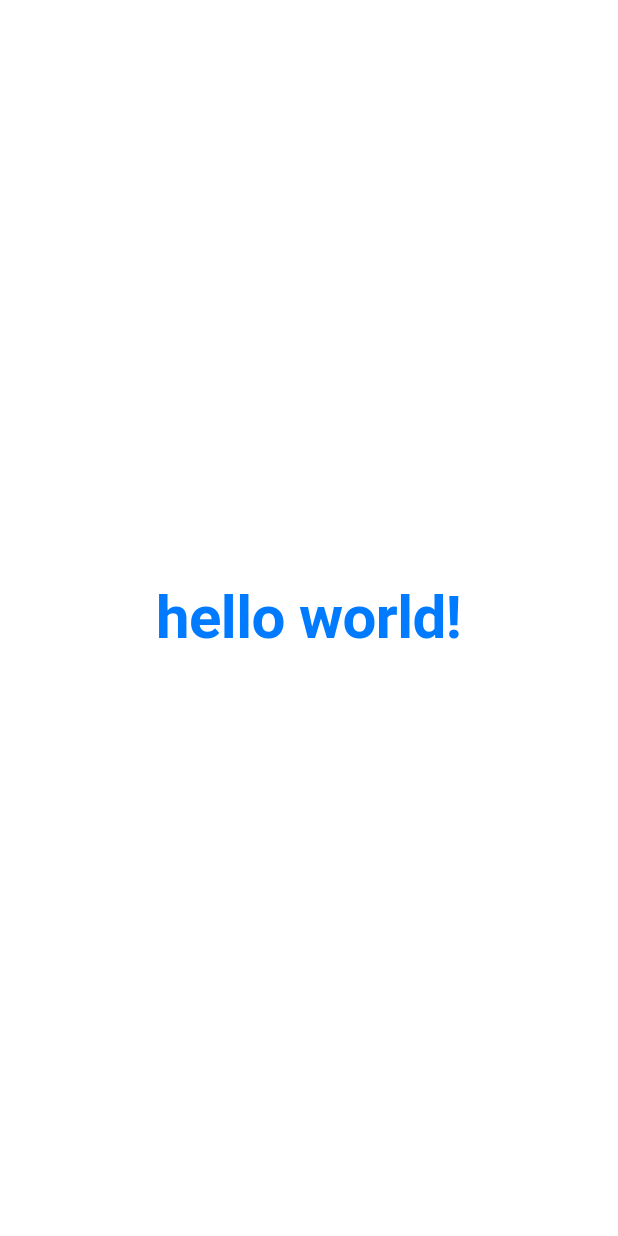
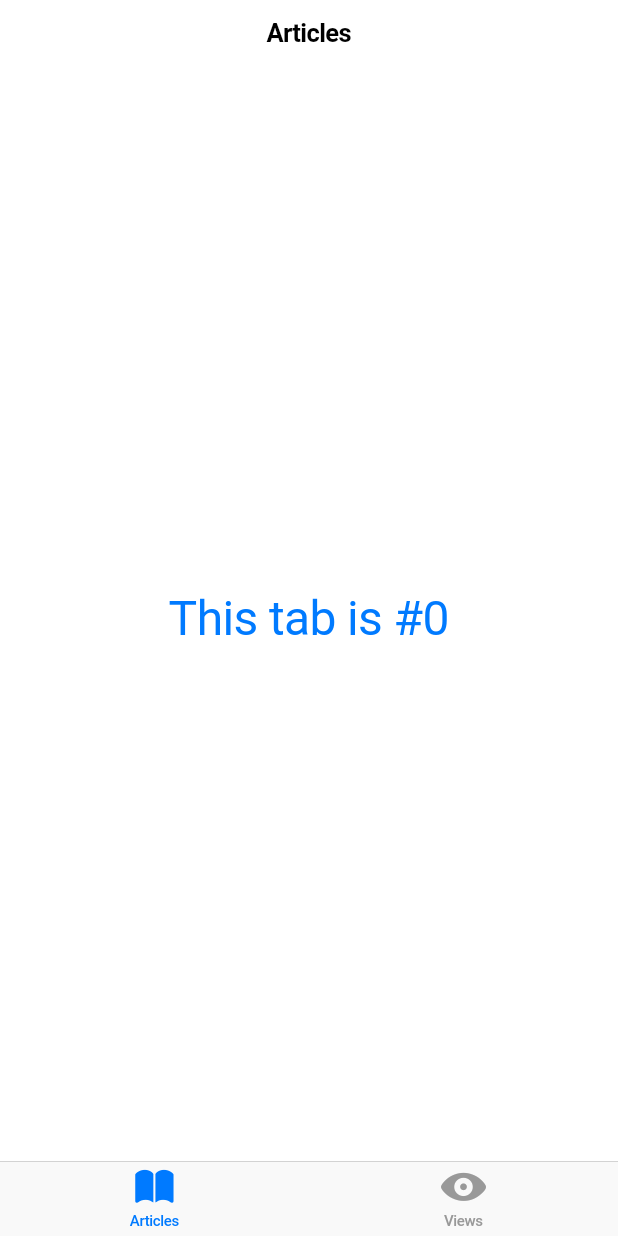
Before and after one commit to flutterlearning96/Demo_with_cupertino, a Flutter app: the screen it shows after launch, on a phone screen of 412 x 824 dp. Run offline on Flutter 3.47's test engine with Material 2 defaults, Android fonts, the phone set to English and light mode, and no system bars.

Commit message:
complete the cupertino package basic practice.

```diff
--- a/lib/main.dart
+++ b/lib/main.dart
@@ -1,6 +1,7 @@
 import 'package:flutter/material.dart';
 import 'package:flutter/cupertino.dart';
 import 'src/homeScreen.dart';
+import 'src/cuperScafoldScreen.dart';
 
 void main() => runApp(MyApp());
 
--- a/lib/src/homeScreen.dart
+++ b/lib/src/homeScreen.dart
@@ -1,12 +1,49 @@
 import 'package:flutter/cupertino.dart';
+import 'cuperScafoldScreen.dart';
 
-class HomeScreen extends StatelessWidget{
+class HomeScreen extends StatelessWidget {
   @override
-Widget build(BuildContext context){
+  Widget build(BuildContext context) {
+    return CupertinoTabScaffold(
+      tabBar: CupertinoTabBar(
+        items: [
+          BottomNavigationBarItem(
+            icon: Icon(CupertinoIcons.book_solid),
+            title: Text("Articles"),
+          ),
+          BottomNavigationBarItem(
+            icon: Icon(CupertinoIcons.eye_solid),
+            title: Text("Views"),
+          ),
+        ],
+      ),
+      tabBuilder: (context, i) {
+        return CupertinoTabView(
+          builder: (context) {
             return CupertinoPageScaffold(
+              navigationBar: CupertinoNavigationBar(
+                middle: (i == 0) ? Text('Articles') : Text("Views"),
+              ),
               child: Center(
-      child: Text("hello world!",style: CupertinoTheme.of(context).textTheme.navLargeTitleTextStyle,),
+                child: CupertinoButton(
+                  child: Text(
+                    "This tab is #$i",
+                    style: CupertinoTheme.of(context).textTheme.actionTextStyle.copyWith(fontSize: 32),
                   ),
+                  onPressed: () {
+                    Navigator.of(context).push(
+                      CupertinoPageRoute(builder: (context) {
+                        return CuperScaffoldScreen(
+                            i == 0 ? 'Articles' : 'Views');
+                      }),
+                    );
+                  },
+                ),
+              ),
+            );
+          },
+        );
+      },
     );
   }
 }
```
Also changed, not shown: lib/src/cuperScafoldScreen.dart (added, +89 -0 lines), 1 other file. Lines whose indentation alone changed are shown as unchanged.
